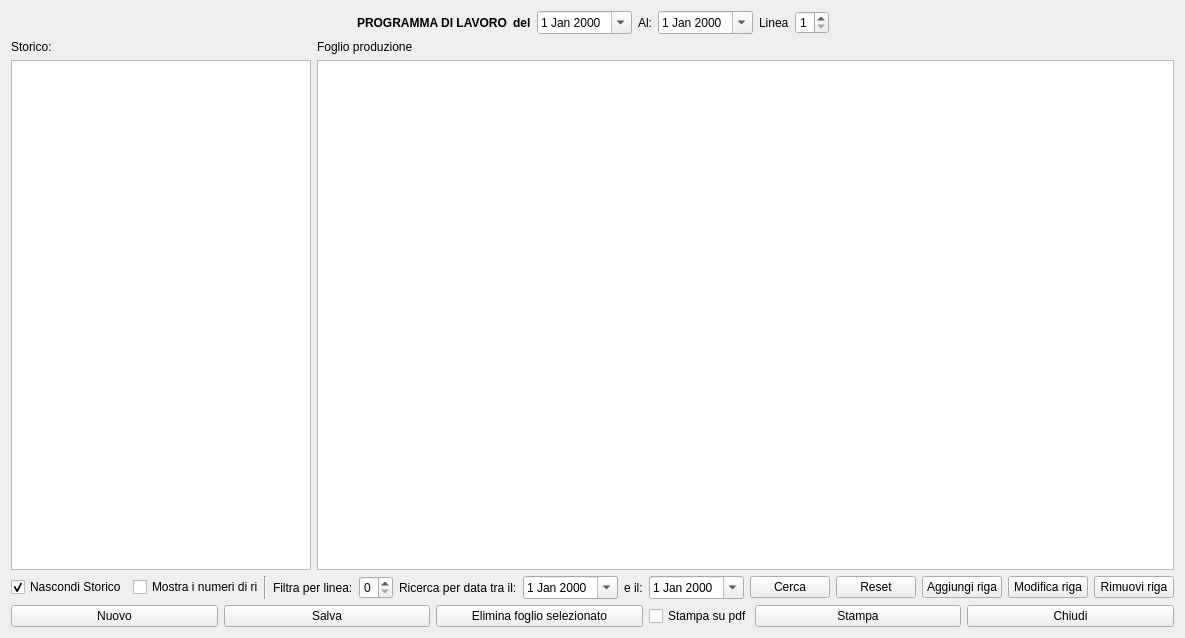
Above: hworkprogram.ui from fblabs/hamlet-mod-sancon before the change. Below: the same form after it.
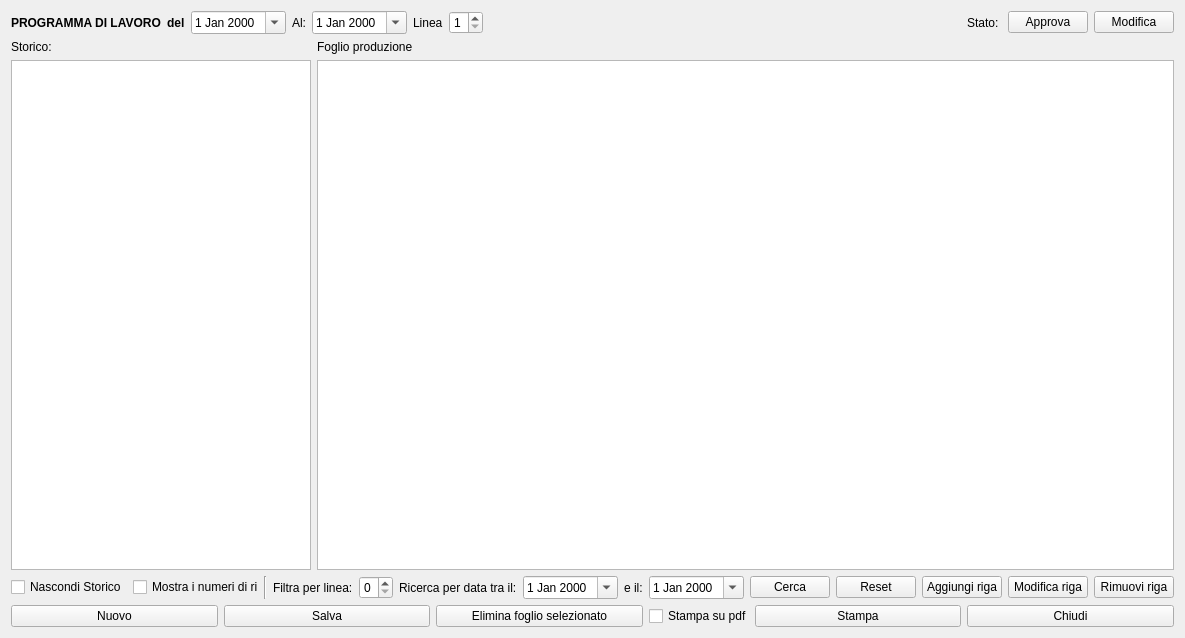
That is the form after the change. Icons and pictures are not drawn.

```diff
--- a/hworkprogram.ui
+++ b/hworkprogram.ui
@@ -23,7 +23,27 @@
   <layout class="QVBoxLayout" name="verticalLayout">
    <item>
     <layout class="QGridLayout" name="gridLayout">
-     <item row="1" column="3">
+     <item row="3" column="6">
+      <widget class="QDateEdit" name="deAl">
+       <property name="calendarPopup">
+        <bool>true</bool>
+       </property>
+      </widget>
+     </item>
+     <item row="3" column="1">
+      <widget class="QLabel" name="label">
+       <property name="font">
+        <font>
+         <weight>75</weight>
+         <bold>true</bold>
+        </font>
+       </property>
+       <property name="text">
+        <string>PROGRAMMA DI LAVORO</string>
+       </property>
+      </widget>
+     </item>
+     <item row="3" column="3">
       <widget class="QLabel" name="label_4">
        <property name="font">
         <font>
@@ -36,48 +56,32 @@
        </property>
       </widget>
      </item>
-     <item row="1" column="4">
-      <widget class="QDateEdit" name="deDal">
-       <property name="calendarPopup">
-        <bool>true</bool>
-       </property>
-      </widget>
-     </item>
-     <item row="1" column="5">
-      <widget class="QLabel" name="label_5">
-       <property name="text">
-        <string>Al:</string>
-       </property>
-      </widget>
-     </item>
-     <item row="1" column="7">
+     <item row="3" column="7">
       <widget class="QLabel" name="label_3">
        <property name="text">
         <string>Linea</string>
        </property>
       </widget>
      </item>
-     <item row="1" column="10">
-      <spacer name="horizontalSpacer_3">
-       <property name="orientation">
-        <enum>Qt::Horizontal</enum>
+     <item row="3" column="12">
+      <widget class="QPushButton" name="pbApprova">
+       <property name="text">
+        <string>Approva</string>
        </property>
-       <property name="sizeHint" stdset="0">
-        <size>
-         <width>40</width>
-         <height>20</height>
-        </size>
+       <property name="icon">
+        <iconset resource="icons.qrc">
+         <normaloff>:/Resources/Accept64.png</normaloff>:/Resources/Accept64.png</iconset>
        </property>
-      </spacer>
+      </widget>
      </item>
-     <item row="1" column="6">
-      <widget class="QDateEdit" name="deAl">
+     <item row="3" column="4">
+      <widget class="QDateEdit" name="deDal">
        <property name="calendarPopup">
         <bool>true</bool>
        </property>
       </widget>
      </item>
-     <item row="1" column="8">
+     <item row="3" column="8">
       <widget class="QSpinBox" name="spLinea">
        <property name="minimum">
         <number>1</number>
@@ -87,20 +91,25 @@
        </property>
       </widget>
      </item>
-     <item row="1" column="1">
-      <widget class="QLabel" name="label">
-       <property name="font">
-        <font>
-         <weight>75</weight>
-         <bold>true</bold>
-        </font>
+     <item row="3" column="13">
+      <widget class="QPushButton" name="pbDisapprova">
+       <property name="text">
+        <string>Modifica</string>
        </property>
+       <property name="icon">
+        <iconset resource="icons.qrc">
+         <normaloff>:/Resources/Pause64.png</normaloff>:/Resources/Pause64.png</iconset>
+       </property>
+      </widget>
+     </item>
+     <item row="3" column="5">
+      <widget class="QLabel" name="label_5">
        <property name="text">
-        <string>PROGRAMMA DI LAVORO</string>
+        <string>Al:</string>
        </property>
       </widget>
      </item>
-     <item row="1" column="0">
+     <item row="3" column="10">
       <spacer name="horizontalSpacer">
        <property name="orientation">
         <enum>Qt::Horizontal</enum>
@@ -113,6 +122,32 @@
        </property>
       </spacer>
      </item>
+     <item row="3" column="11">
+      <widget class="QLabel" name="label_9">
+       <property name="text">
+        <string>Stato: </string>
+       </property>
+      </widget>
+     </item>
+     <item row="3" column="9">
+      <widget class="QLabel" name="lblCheck">
+       <property name="maximumSize">
+        <size>
+         <width>48</width>
+         <height>48</height>
+        </size>
+       </property>
+       <property name="text">
+        <string/>
+       </property>
+       <property name="pixmap">
+        <pixmap resource="icons.qrc">:/Resources/Accept64.png</pixmap>
+       </property>
+       <property name="scaledContents">
+        <bool>true</bool>
+       </property>
+      </widget>
+     </item>
     </layout>
    </item>
    <item>
@@ -222,7 +257,7 @@
         <string>Nascondi Storico</string>
        </property>
        <property name="checked">
-        <bool>true</bool>
+        <bool>false</bool>
        </property>
        <property name="autoExclusive">
         <bool>true</bool>
@@ -338,32 +373,6 @@
        </property>
       </spacer>
      </item>
-     <item>
-      <spacer name="horizontalSpacer_5">
-       <property name="orientation">
-        <enum>Qt::Horizontal</enum>
-       </property>
-       <property name="sizeHint" stdset="0">
-        <size>
-         <width>40</width>
-         <height>20</height>
-        </size>
-       </property>
-      </spacer>
-     </item>
-     <item>
-      <spacer name="horizontalSpacer_4">
-       <property name="orientation">
-        <enum>Qt::Horizontal</enum>
-       </property>
-       <property name="sizeHint" stdset="0">
-        <size>
-         <width>40</width>
-         <height>20</height>
-        </size>
-       </property>
-      </spacer>
-     </item>
      <item>
       <widget class="QPushButton" name="pbAdd">
        <property name="text">
```
